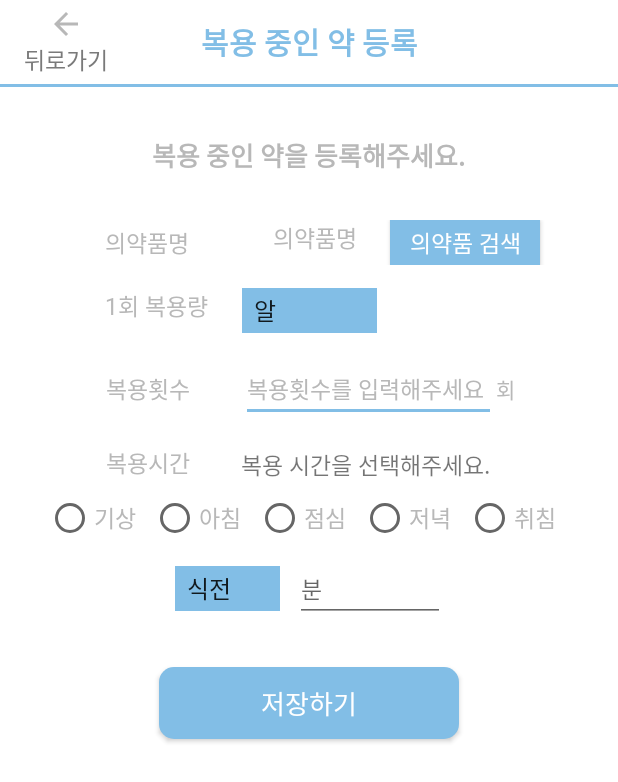
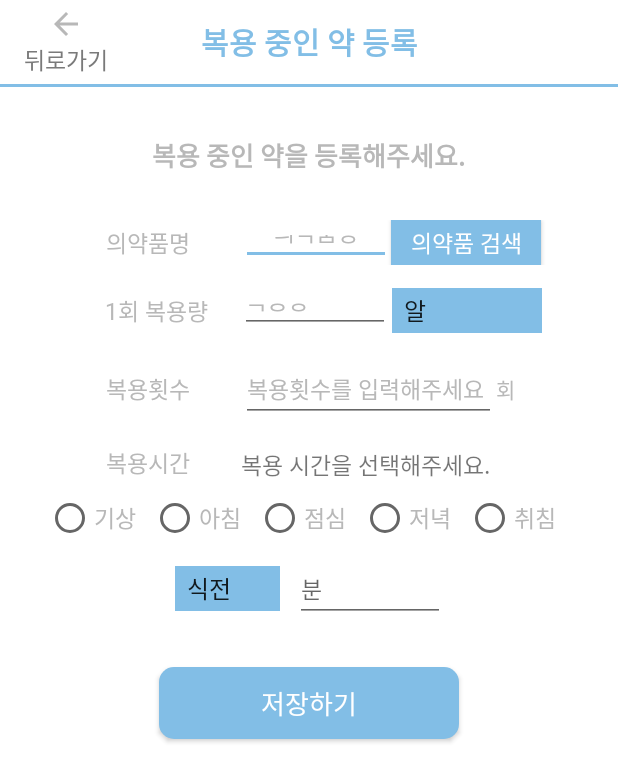
Before and after one commit to namrg/Dangkerbell, an Android app: the addpillActivity screen opened directly, with no data from a screen before it, on a phone screen of 412 x 824 dp. Shown: the top 782 px of the screen. Run offline under Robolectric (Android 15) with nearby library versions, the phone set to English and light mode, and no system bars.

```diff
--- a/app/src/main/res/layout/activity_addpill.xml
+++ b/app/src/main/res/layout/activity_addpill.xml
@@ -90,13 +90,13 @@
                 <TextView
                     android:layout_width="90dp"
                     android:layout_height="wrap_content"
-                    android:layout_marginLeft="18dp"
+                    android:layout_marginLeft="20dp"
                     android:fontFamily="@font/bmdohyeon_ttf"
                     android:text="의약품명"
                     android:textColor="#b8b8b8"
                     android:textSize="15dp"></TextView>
 
-                <TextView
+                <EditText
                     android:layout_width="100dp"
                     android:layout_height="30dp"
                     android:layout_gravity="center"
@@ -126,20 +126,26 @@
                 <TextView
                     android:layout_width="90dp"
                     android:layout_height="wrap_content"
-                    android:layout_gravity="left"
                     android:layout_marginLeft="20dp"
                     android:fontFamily="@font/bmdohyeon_ttf"
                     android:text="1회 복용량"
                     android:textColor="#b8b8b8"
                     android:textSize="15dp"></TextView>
 
+                <EditText
+                    android:layout_width="100dp"
+                    android:layout_height="30dp"
+                    android:fontFamily="@font/nanumsquare_acr"
+                    android:hint="복용량"
+                    android:textColorHint="#B8b8b8"
+                    android:textSize="15dp" />
+
 
                 <Spinner
                     android:id="@+id/diabeteskindspinner"
-                    android:layout_width="90dp"
+                    android:layout_width="100dp"
                     android:layout_height="30dp"
                     android:layout_marginLeft="1dp"
-                    android:layout_marginRight="110dp"
                     android:background="@color/colorAccent"
                     android:entries="@array/my_array"
                     android:fontFamily="@font/nanumsquare_acr"
```
Also changed, not shown: app/src/main/java/com/example/dankerbell/LoginInActivity.java (+7 -1 lines), app/src/main/res/layout/activity_home.xml (+2 -5 lines), 1 other file.
